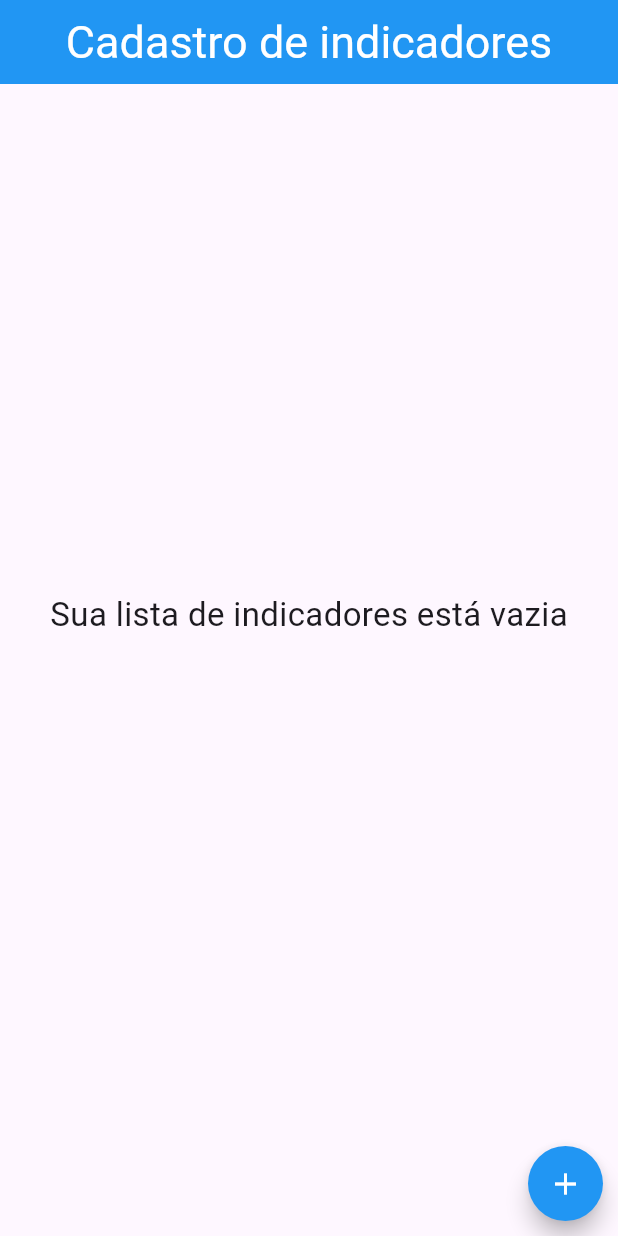
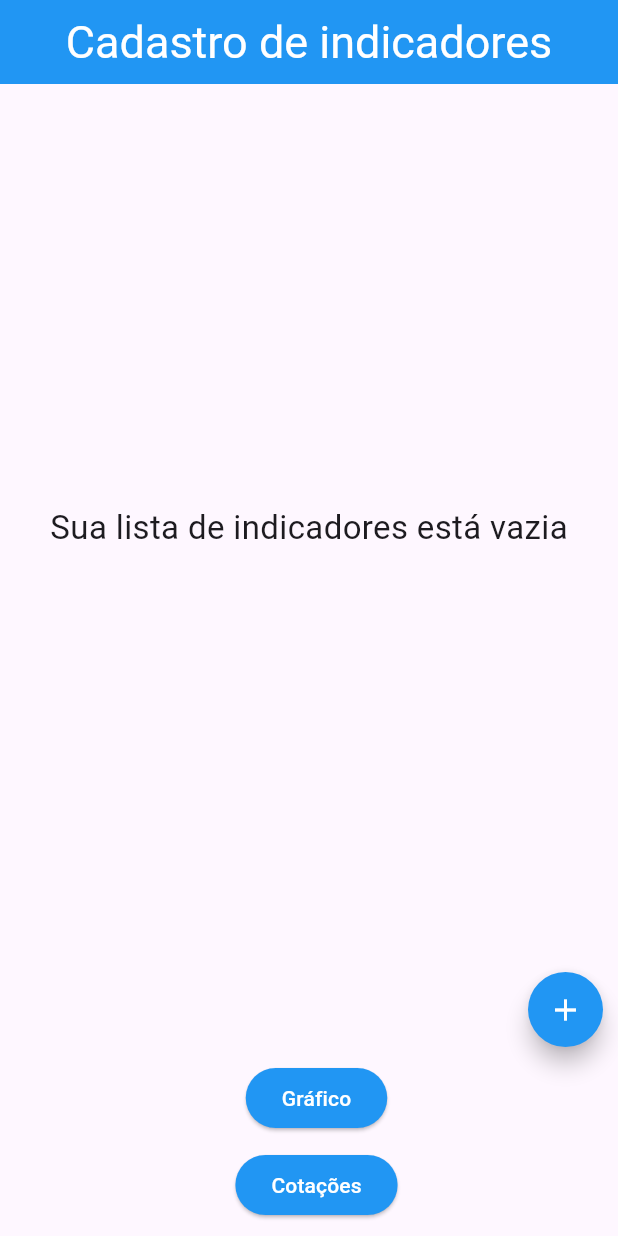
Before and after one commit to Lulispliff/app_grafico_compartilhado, a Flutter app: the screen it shows after launch, on a phone screen of 412 x 824 dp. Run offline on Flutter 3.47's test engine with Material 3 defaults, Android fonts, the phone set to English and light mode, and no system bars; our stand-ins replace isar; accounts and stored records are empty; generated files the repository leaves out were written again.

Commit message:
Indicador Screen

```diff
--- a/lib/screens/indicador_screen.dart
+++ b/lib/screens/indicador_screen.dart
@@ -31,7 +31,8 @@ class IndicadorScreenState extends State<IndicadorScreen> {
                       ),
                     )
                   : listaIndicadores()),
-          addIndicadorButton(context)
+          addIndicadorButton(context),
+          navigatorButtons(context)
         ],
       ),
     );
@@ -63,4 +64,38 @@ class IndicadorScreenState extends State<IndicadorScreen> {
       ],
     );
   }
+
+  Widget navigatorButtons(BuildContext context) {
+    return Column(
+      mainAxisAlignment: MainAxisAlignment.start,
+      children: [
+        Padding(
+          padding: const EdgeInsets.only(bottom: 10, left: 10),
+          child: ElevatedButton(
+            onPressed: () {},
+            style: ButtonStyle(
+              backgroundColor: MaterialStateProperty.all(Colors.blue),
+            ),
+            child: const Text(
+              "Gráfico",
+              style: TextStyle(color: Colors.white),
+            ),
+          ),
+        ),
+        Padding(
+          padding: const EdgeInsets.only(bottom: 10, left: 10),
+          child: ElevatedButton(
+            onPressed: () {},
+            style: ButtonStyle(
+              backgroundColor: MaterialStateProperty.all(Colors.blue),
+            ),
+            child: const Text(
+              "Cotações",
+              style: TextStyle(color: Colors.white),
+            ),
+          ),
+        ),
+      ],
+    );
+  }
 }
```
